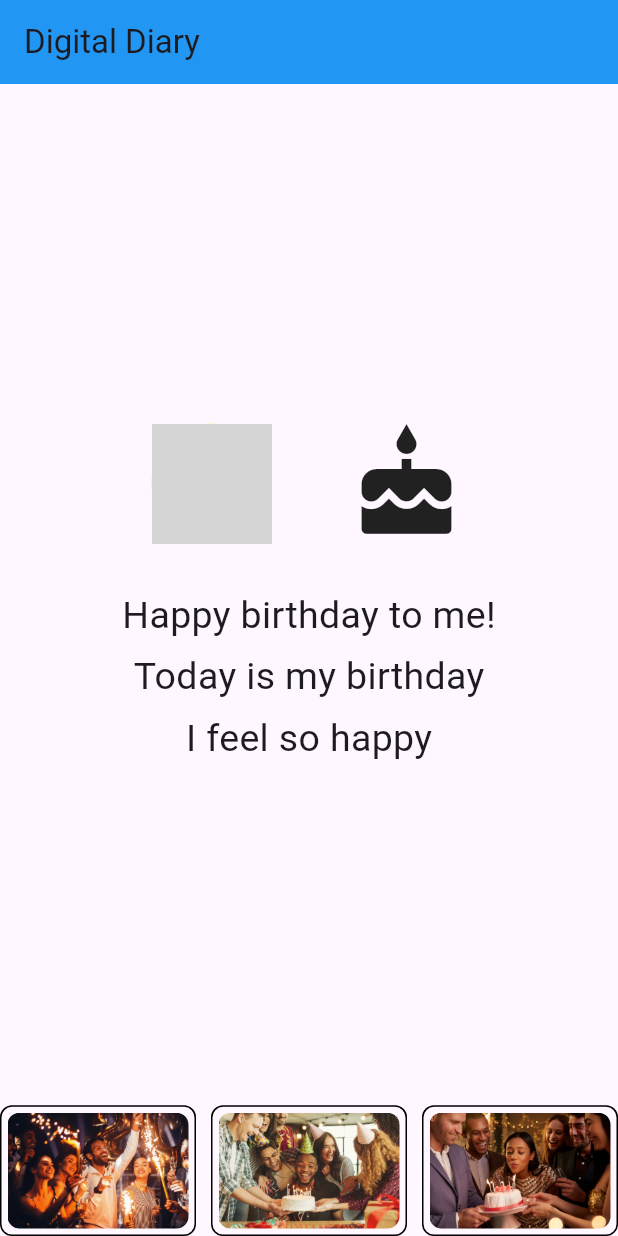
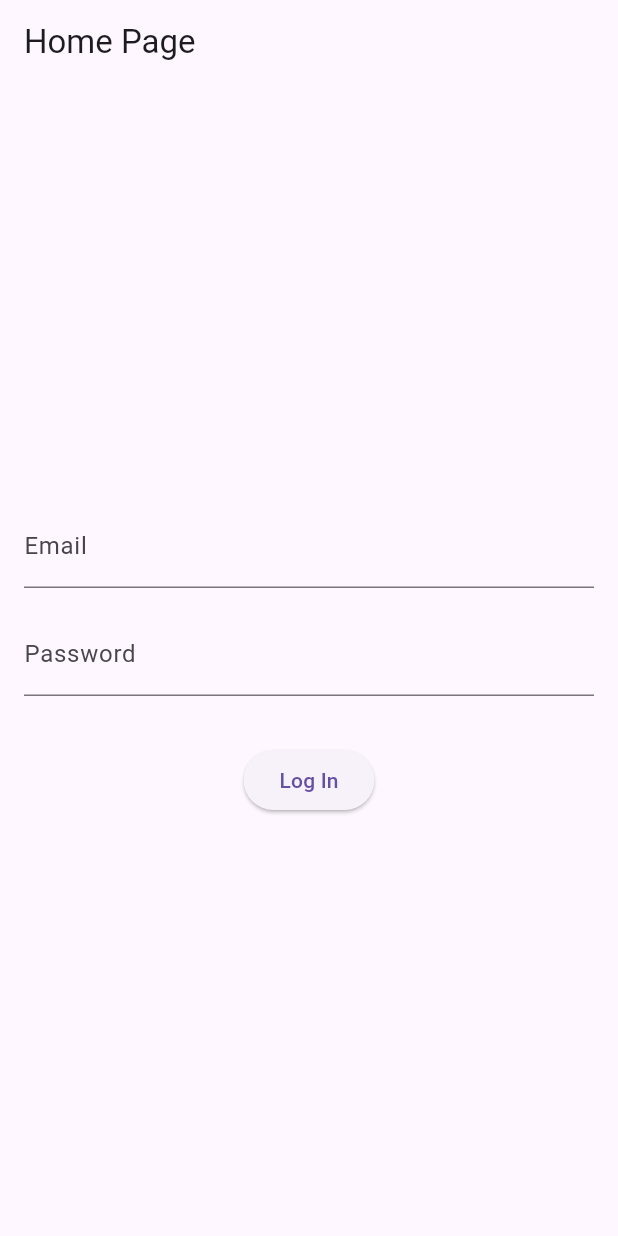
Before and after one commit to RPCARBO/cc206-digital_diary, a Flutter app: the screen it shows after launch, on a phone screen of 412 x 824 dp. Run offline on Flutter 3.47's test engine with Material 3 defaults, Android fonts, the phone set to English and light mode, and no system bars; grey boxes are pictures that could not be loaded.

Commit message:
Added new homepage.dart with login feature, using on button press trigger

```diff
--- a/cc206_digital_diary/lib/features/diary_log.dart
+++ b/cc206_digital_diary/lib/features/diary_log.dart
@@ -3,7 +3,6 @@ import 'display_user_avatar.dart'; // Import the UserAvatar widget
 
 class DiaryLog extends StatelessWidget {
   const DiaryLog({Key? key}) : super(key: key);
-
   // List of image asset paths
   static const List<String> imageUrls = [
     'assets/bday1.jpg',
@@ -13,16 +12,15 @@ class DiaryLog extends StatelessWidget {
 
   @override
   Widget build(BuildContext context) {
-    return MaterialApp( // Added MaterialApp to wrap the Scaffold
-      home: Scaffold(
+    return Scaffold(
       appBar: AppBar(
         title: const Text('Digital Diary'),
         backgroundColor: Colors.blue,
       ),
-        body: Column( // Main column to layout everything
+      body: Column(
         children: [
           const Spacer(), // Pushes the content below towards the center vertically
-            Row( // Added Row to horizontally display the avatar and icon
+          Row(
             mainAxisAlignment: MainAxisAlignment.center,
             children: [
               // User avatar (ensuring imageUrl is passed)
@@ -39,7 +37,7 @@ class DiaryLog extends StatelessWidget {
           ),
           const SizedBox(height: 30), // Added space between Row and text
           Center(
-              child: Column( // Use Column to display multiple lines of text
+            child: Column(
               children: const [
                 Text(
                   "Happy birthday to me!", // First sentence
@@ -59,7 +57,6 @@ class DiaryLog extends StatelessWidget {
             ),
           ),
           const Spacer(), // Pushes the content above towards the center vertically
-
           // New GridView widget for 1 row and 3 columns without scrolling
           GridView.count(
             crossAxisCount: 3, // 3 columns
@@ -86,7 +83,6 @@ class DiaryLog extends StatelessWidget {
           ),
         ],
       ),
-      ),
     );
   }
 }
--- /dev/null
+++ b/cc206_digital_diary/lib/features/homepage.dart
@@ -0,0 +1,69 @@
+import 'package:flutter/material.dart';
+import 'diary_log.dart';
+
+class HomePage extends StatefulWidget {
+  @override
+  _HomePageState createState() => _HomePageState();
+}
+
+class _HomePageState extends State<HomePage> {
+  final _formKey = GlobalKey<FormState>();
+  final TextEditingController _emailController = TextEditingController();
+  final TextEditingController _passwordController = TextEditingController();
+  final String emailPattern = r'^[\w-\.]+@([\w-]+\.)+[\w-]{2,4}$';
+  final String passwordPattern = r'^(?=.*[A-Z])(?=.*\d).{6,}$'; // Requires 1 capital letter, 1 number, and at least 6 characters
+
+  void _login() {
+    if (_formKey.currentState!.validate()) {
+      Navigator.pushNamed(context, '/diaryLog');
+    }
+  }
+
+  @override
+  Widget build(BuildContext context) {
+    return Scaffold(
+      appBar: AppBar(
+        title: Text('Home Page'),
+      ),
+      body: Padding(
+        padding: const EdgeInsets.all(16.0),
+        child: Form(
+          key: _formKey,
+          child: Column(
+            mainAxisAlignment: MainAxisAlignment.center,
+            children: [
+              TextFormField(
+                controller: _emailController,
+                decoration: InputDecoration(labelText: 'Email'),
+                keyboardType: TextInputType.emailAddress,
+                validator: (value) {
+                  if (value == null || !RegExp(emailPattern).hasMatch(value)) {
+                    return 'Enter a valid email';
+                  }
+                  return null;
+                },
+              ),
+              SizedBox(height: 16.0),
+              TextFormField(
+                controller: _passwordController,
+                decoration: InputDecoration(labelText: 'Password'),
+                obscureText: true,
+                validator: (value) {
+                  if (value == null || !RegExp(passwordPattern).hasMatch(value)) {
+                    return 'Password must contain 1 capital letter and 1 number';
+                  }
+                  return null;
+                },
+              ),
+              SizedBox(height: 32.0),
+              ElevatedButton(
+                onPressed: _login,
+                child: Text('Log In'),
+              ),
+            ],
+          ),
+        ),
+      ),
+    );
+  }
+}
--- a/cc206_digital_diary/lib/main.dart
+++ b/cc206_digital_diary/lib/main.dart
@@ -1,9 +1,10 @@
 import 'package:flutter/material.dart';
 import 'features/diary_log.dart';  // Import the DiaryLog widget
 import 'features/display_user_avatar.dart';
+import 'features/homepage.dart';  // Import the new HomePage widget
 
 void main() {
-  runApp(const MyApp());
+  runApp(MyApp());
 }
 
 class MyApp extends StatelessWidget {
@@ -11,10 +12,12 @@
 
   @override
   Widget build(BuildContext context) {
-
-    return const MaterialApp(
+    return MaterialApp(
       title: 'Digital Diary',
-      home: DiaryLog(),  // Use DiaryLog as the home widget
+      home: HomePage(),
+      routes: {
+        '/diaryLog': (context) => DiaryLog(),
+      },
     );
   }
 }
```
Lines whose indentation alone changed are shown as unchanged.
